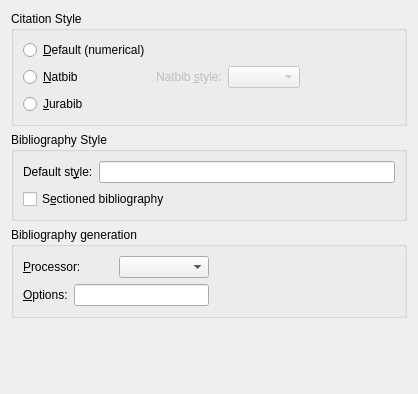
The window that src/frontends/qt4/ui/BiblioUi.ui (cburschka/lyx) describes before a commit, drawn with Qt 5.
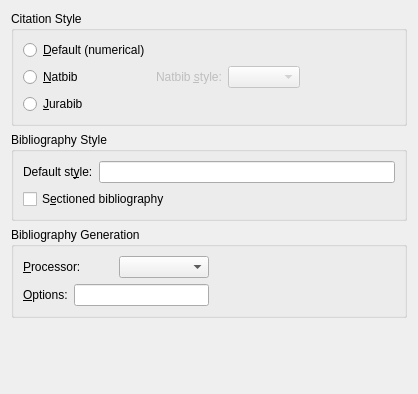
The same window after the commit.

```diff
--- a/src/frontends/qt4/ui/BiblioUi.ui
+++ b/src/frontends/qt4/ui/BiblioUi.ui
@@ -153,7 +153,7 @@
       <string>Here you can define an alternative program to or specific options of BibTeX.</string>
      </property>
      <property name="title" >
-      <string>Bibliography generation</string>
+      <string>Bibliography Generation</string>
      </property>
      <property name="flat" >
       <bool>true</bool>
```
